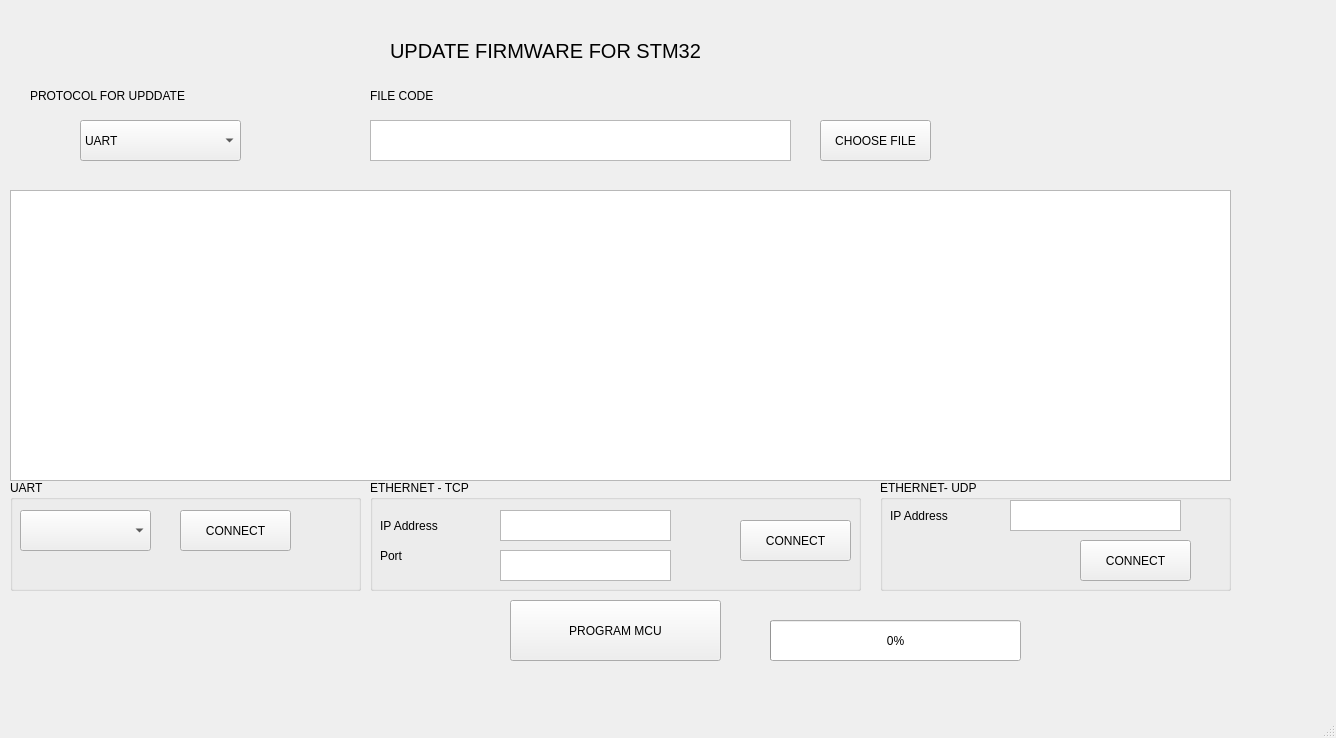
This is App/Update_FW/mainwindow.ui in PhuongWindy/Bootloader_STM32 as Qt 5 draws it before an edit. The edited form follows.
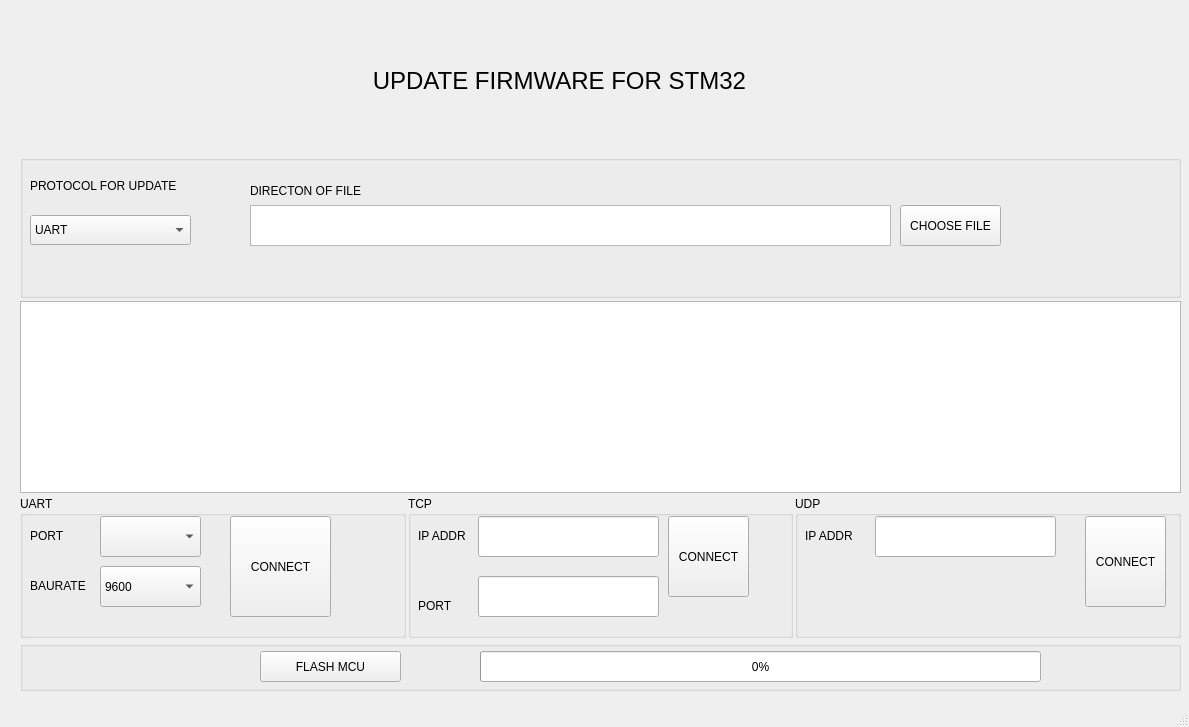
This is the edited form.

Commit message: App update FW UART part

```diff
--- a/App/Update_FW/mainwindow.ui
+++ b/App/Update_FW/mainwindow.ui
@@ -6,57 +6,135 @@
    <rect>
     <x>0</x>
     <y>0</y>
-    <width>1336</width>
-    <height>738</height>
+    <width>1189</width>
+    <height>727</height>
    </rect>
   </property>
+  <property name="sizePolicy">
+   <sizepolicy hsizetype="Fixed" vsizetype="Fixed">
+    <horstretch>0</horstretch>
+    <verstretch>0</verstretch>
+   </sizepolicy>
+  </property>
   <property name="windowTitle">
    <string>MainWindow</string>
   </property>
   <widget class="QWidget" name="centralwidget">
-   <widget class="QLabel" name="label">
+   <property name="sizePolicy">
+    <sizepolicy hsizetype="Fixed" vsizetype="Fixed">
+     <horstretch>0</horstretch>
+     <verstretch>0</verstretch>
+    </sizepolicy>
+   </property>
+   <property name="minimumSize">
+    <size>
+     <width>1189</width>
+     <height>646</height>
+    </size>
+   </property>
+   <widget class="QWidget" name="verticalLayoutWidget">
     <property name="geometry">
      <rect>
-      <x>390</x>
-      <y>20</y>
-      <width>481</width>
-      <height>61</height>
+      <x>20</x>
+      <y>10</y>
+      <width>1161</width>
+      <height>681</height>
      </rect>
+    </property>
+    <layout class="QVBoxLayout" name="verticalLayout_2">
+     <property name="spacing">
+      <number>3</number>
+     </property>
+     <property name="sizeConstraint">
+      <enum>QLayout::SizeConstraint::SetNoConstraint</enum>
+     </property>
+     <item>
+      <widget class="QLabel" name="label_3">
+       <property name="maximumSize">
+        <size>
+         <width>16777215</width>
+         <height>500</height>
+        </size>
     </property>
     <property name="font">
      <font>
-      <pointsize>15</pointsize>
-     </font>
-    </property>
-    <property name="lineWidth">
-     <number>6</number>
-    </property>
+         <pointsize>18</pointsize>
+        </font>
+       </property>
     <property name="text">
-     <string>UPDATE FIRMWARE FOR STM32</string>
-    </property>
-   </widget>
-   <widget class="QLabel" name="label_2">
+        <string>                                                     UPDATE FIRMWARE FOR STM32</string>
+       </property>
+      </widget>
+     </item>
+     <item>
+      <widget class="QGroupBox" name="groupBox_4">
+       <property name="sizePolicy">
+        <sizepolicy hsizetype="Expanding" vsizetype="Preferred">
+         <horstretch>0</horstretch>
+         <verstretch>0</verstretch>
+        </sizepolicy>
+       </property>
+       <property name="title">
+        <string/>
+       </property>
+       <widget class="QLabel" name="label">
     <property name="geometry">
      <rect>
-      <x>30</x>
-      <y>70</y>
+          <x>10</x>
+          <y>10</y>
       <width>211</width>
-      <height>51</height>
-     </rect>
-    </property>
+          <height>41</height>
+         </rect>
+        </property>
+        <property name="sizePolicy">
+         <sizepolicy hsizetype="Minimum" vsizetype="Minimum">
+          <horstretch>0</horstretch>
+          <verstretch>0</verstretch>
+         </sizepolicy>
+        </property>
+        <property name="minimumSize">
+         <size>
+          <width>10</width>
+          <height>10</height>
+         </size>
+        </property>
+        <property name="maximumSize">
+         <size>
+          <width>500</width>
+          <height>50</height>
+         </size>
+        </property>
     <property name="text">
-     <string>PROTOCOL FOR UPDDATE</string>
-    </property>
-   </widget>
-   <widget class="QComboBox" name="boxMethod">
+         <string>PROTOCOL FOR UPDATE</string>
+        </property>
+       </widget>
+       <widget class="QComboBox" name="cBxproto">
     <property name="geometry">
      <rect>
-      <x>80</x>
-      <y>120</y>
+          <x>10</x>
+          <y>60</y>
       <width>161</width>
-      <height>41</height>
-     </rect>
-    </property>
+          <height>30</height>
+         </rect>
+        </property>
+        <property name="sizePolicy">
+         <sizepolicy hsizetype="Minimum" vsizetype="Minimum">
+          <horstretch>0</horstretch>
+          <verstretch>0</verstretch>
+         </sizepolicy>
+        </property>
+        <property name="minimumSize">
+         <size>
+          <width>10</width>
+          <height>10</height>
+         </size>
+        </property>
+        <property name="maximumSize">
+         <size>
+          <width>500</width>
+          <height>30</height>
+         </size>
+        </property>
     <item>
      <property name="text">
       <string>UART</string>
@@ -73,247 +151,428 @@
      </property>
     </item>
    </widget>
+       <widget class="QPlainTextEdit" name="pTdirection">
+        <property name="geometry">
+         <rect>
+          <x>230</x>
+          <y>50</y>
+          <width>641</width>
+          <height>41</height>
+         </rect>
+        </property>
+        <property name="sizePolicy">
+         <sizepolicy hsizetype="Expanding" vsizetype="Expanding">
+          <horstretch>0</horstretch>
+          <verstretch>0</verstretch>
+         </sizepolicy>
+        </property>
+        <property name="maximumSize">
+         <size>
+          <width>166666</width>
+          <height>166666</height>
+         </size>
+        </property>
+       </widget>
+       <widget class="QLabel" name="label_2">
+        <property name="geometry">
+         <rect>
+          <x>230</x>
+          <y>20</y>
+          <width>291</width>
+          <height>31</height>
+         </rect>
+        </property>
+        <property name="sizePolicy">
+         <sizepolicy hsizetype="Minimum" vsizetype="Minimum">
+          <horstretch>0</horstretch>
+          <verstretch>0</verstretch>
+         </sizepolicy>
+        </property>
+        <property name="maximumSize">
+         <size>
+          <width>500</width>
+          <height>100</height>
+         </size>
+        </property>
+        <property name="text">
+         <string>DIRECTON OF FILE</string>
+        </property>
+       </widget>
+       <widget class="QPushButton" name="BttFile">
+        <property name="geometry">
+         <rect>
+          <x>880</x>
+          <y>50</y>
+          <width>101</width>
+          <height>41</height>
+         </rect>
+        </property>
+        <property name="sizePolicy">
+         <sizepolicy hsizetype="Minimum" vsizetype="Minimum">
+          <horstretch>0</horstretch>
+          <verstretch>0</verstretch>
+         </sizepolicy>
+        </property>
+        <property name="maximumSize">
+         <size>
+          <width>166666</width>
+          <height>166666</height>
+         </size>
+        </property>
+        <property name="text">
+         <string>CHOOSE FILE</string>
+        </property>
+       </widget>
+      </widget>
+     </item>
+     <item>
+      <layout class="QVBoxLayout" name="verticalLayout">
+       <item>
+        <widget class="QPlainTextEdit" name="pTdisplay">
+         <property name="sizePolicy">
+          <sizepolicy hsizetype="Preferred" vsizetype="Preferred">
+           <horstretch>0</horstretch>
+           <verstretch>0</verstretch>
+          </sizepolicy>
+         </property>
+        </widget>
+       </item>
+      </layout>
+     </item>
+     <item>
+      <layout class="QHBoxLayout" name="horizontalLayout_2">
+       <property name="spacing">
+        <number>2</number>
+       </property>
+       <item>
    <widget class="QGroupBox" name="groupBox">
-    <property name="geometry">
-     <rect>
-      <x>10</x>
-      <y>480</y>
-      <width>351</width>
-      <height>111</height>
-     </rect>
-    </property>
     <property name="title">
      <string>UART</string>
     </property>
     <widget class="QComboBox" name="cbBoxUART">
      <property name="geometry">
       <rect>
-       <x>10</x>
-       <y>30</y>
-       <width>131</width>
+            <x>80</x>
+            <y>20</y>
+            <width>101</width>
        <height>41</height>
       </rect>
      </property>
-    </widget>
-    <widget class="QPushButton" name="bttCnUART">
+          <property name="sizePolicy">
+           <sizepolicy hsizetype="Expanding" vsizetype="Expanding">
+            <horstretch>0</horstretch>
+            <verstretch>0</verstretch>
+           </sizepolicy>
+          </property>
+         </widget>
+         <widget class="QComboBox" name="cBBaud">
      <property name="geometry">
       <rect>
-       <x>170</x>
-       <y>30</y>
-       <width>111</width>
+            <x>80</x>
+            <y>70</y>
+            <width>101</width>
        <height>41</height>
       </rect>
      </property>
+          <property name="sizePolicy">
+           <sizepolicy hsizetype="Expanding" vsizetype="Expanding">
+            <horstretch>0</horstretch>
+            <verstretch>0</verstretch>
+           </sizepolicy>
+          </property>
+          <item>
      <property name="text">
-      <string>CONNECT</string>
-     </property>
-    </widget>
-   </widget>
-   <widget class="QGroupBox" name="groupBox_2">
-    <property name="geometry">
-     <rect>
-      <x>370</x>
-      <y>480</y>
-      <width>491</width>
-      <height>111</height>
-     </rect>
-    </property>
-    <property name="title">
-     <string>ETHERNET - TCP</string>
-    </property>
-    <widget class="QPushButton" name="bttCnTCP">
-     <property name="geometry">
-      <rect>
-       <x>370</x>
-       <y>40</y>
-       <width>111</width>
-       <height>41</height>
-      </rect>
-     </property>
+            <string>9600</string>
+           </property>
+          </item>
+          <item>
      <property name="text">
-      <string>CONNECT</string>
-     </property>
-    </widget>
-    <widget class="QTextEdit" name="tEIPTCP">
-     <property name="geometry">
-      <rect>
-       <x>130</x>
-       <y>30</y>
-       <width>171</width>
-       <height>31</height>
-      </rect>
-     </property>
+            <string>115200</string>
+           </property>
+          </item>
     </widget>
     <widget class="QLabel" name="label_4">
      <property name="geometry">
       <rect>
        <x>10</x>
        <y>30</y>
-       <width>91</width>
-       <height>31</height>
-      </rect>
-     </property>
+            <width>63</width>
+            <height>20</height>
+           </rect>
+          </property>
+          <property name="sizePolicy">
+           <sizepolicy hsizetype="Expanding" vsizetype="Expanding">
+            <horstretch>0</horstretch>
+            <verstretch>0</verstretch>
+           </sizepolicy>
+          </property>
      <property name="text">
-      <string>IP Address</string>
-     </property>
-    </widget>
-    <widget class="QTextEdit" name="tEPortTCP">
-     <property name="geometry">
-      <rect>
-       <x>130</x>
-       <y>70</y>
-       <width>171</width>
-       <height>31</height>
-      </rect>
+           <string>PORT</string>
      </property>
     </widget>
     <widget class="QLabel" name="label_5">
      <property name="geometry">
       <rect>
        <x>10</x>
-       <y>60</y>
-       <width>91</width>
-       <height>31</height>
-      </rect>
-     </property>
+            <y>80</y>
+            <width>63</width>
+            <height>20</height>
+           </rect>
+          </property>
+          <property name="sizePolicy">
+           <sizepolicy hsizetype="Expanding" vsizetype="Expanding">
+            <horstretch>0</horstretch>
+            <verstretch>0</verstretch>
+           </sizepolicy>
+          </property>
      <property name="text">
-      <string>Port</string>
-     </property>
-    </widget>
-   </widget>
-   <widget class="QGroupBox" name="groupBox_3">
+           <string>BAURATE</string>
+          </property>
+         </widget>
+         <widget class="QPushButton" name="BttUart">
     <property name="geometry">
      <rect>
-      <x>880</x>
-      <y>480</y>
-      <width>351</width>
-      <height>111</height>
-     </rect>
-    </property>
+            <x>210</x>
+            <y>20</y>
+            <width>101</width>
+            <height>101</height>
+           </rect>
+          </property>
+          <property name="sizePolicy">
+           <sizepolicy hsizetype="Expanding" vsizetype="Expanding">
+            <horstretch>0</horstretch>
+            <verstretch>0</verstretch>
+           </sizepolicy>
+          </property>
+          <property name="styleSheet">
+           <string notr="true"/>
+          </property>
+          <property name="text">
+           <string>CONNECT</string>
+          </property>
+         </widget>
+        </widget>
+       </item>
+       <item>
+        <widget class="QGroupBox" name="groupBox_2">
     <property name="title">
-     <string>ETHERNET- UDP</string>
+          <string>TCP</string>
     </property>
     <widget class="QLabel" name="label_6">
      <property name="geometry">
       <rect>
        <x>10</x>
-       <y>20</y>
-       <width>91</width>
-       <height>31</height>
-      </rect>
-     </property>
+            <y>30</y>
+            <width>63</width>
+            <height>20</height>
+           </rect>
+          </property>
+          <property name="sizePolicy">
+           <sizepolicy hsizetype="Expanding" vsizetype="Expanding">
+            <horstretch>0</horstretch>
+            <verstretch>0</verstretch>
+           </sizepolicy>
+          </property>
      <property name="text">
-      <string>IP Address</string>
-     </property>
-    </widget>
-    <widget class="QTextEdit" name="tEIPUDP">
+           <string>IP ADDR</string>
+          </property>
+         </widget>
+         <widget class="QLabel" name="label_7">
      <property name="geometry">
       <rect>
-       <x>130</x>
-       <y>20</y>
-       <width>171</width>
-       <height>31</height>
-      </rect>
-     </property>
-    </widget>
-    <widget class="QPushButton" name="bttCnUDP">
+            <x>10</x>
+            <y>100</y>
+            <width>63</width>
+            <height>20</height>
+           </rect>
+          </property>
+          <property name="sizePolicy">
+           <sizepolicy hsizetype="Expanding" vsizetype="Expanding">
+            <horstretch>0</horstretch>
+            <verstretch>0</verstretch>
+           </sizepolicy>
+          </property>
+          <property name="text">
+           <string>PORT</string>
+          </property>
+         </widget>
+         <widget class="QPushButton" name="BttTcp">
      <property name="geometry">
       <rect>
-       <x>200</x>
-       <y>60</y>
-       <width>111</width>
-       <height>41</height>
-      </rect>
-     </property>
+            <x>260</x>
+            <y>20</y>
+            <width>81</width>
+            <height>81</height>
+           </rect>
+          </property>
+          <property name="sizePolicy">
+           <sizepolicy hsizetype="Expanding" vsizetype="Expanding">
+            <horstretch>0</horstretch>
+            <verstretch>0</verstretch>
+           </sizepolicy>
+          </property>
      <property name="text">
       <string>CONNECT</string>
      </property>
     </widget>
-   </widget>
-   <widget class="QLabel" name="label_3">
+         <widget class="QLineEdit" name="LIpTcp">
+          <property name="geometry">
+           <rect>
+            <x>70</x>
+            <y>20</y>
+            <width>181</width>
+            <height>41</height>
+           </rect>
+          </property>
+          <property name="sizePolicy">
+           <sizepolicy hsizetype="Expanding" vsizetype="Expanding">
+            <horstretch>0</horstretch>
+            <verstretch>0</verstretch>
+           </sizepolicy>
+          </property>
+         </widget>
+         <widget class="QLineEdit" name="lPortTcp">
     <property name="geometry">
      <rect>
-      <x>370</x>
+            <x>70</x>
       <y>80</y>
-      <width>111</width>
+            <width>181</width>
+            <height>41</height>
+           </rect>
+          </property>
+          <property name="sizePolicy">
+           <sizepolicy hsizetype="Expanding" vsizetype="Expanding">
+            <horstretch>0</horstretch>
+            <verstretch>0</verstretch>
+           </sizepolicy>
+          </property>
+         </widget>
+        </widget>
+       </item>
+       <item>
+        <widget class="QGroupBox" name="groupBox_3">
+         <property name="title">
+          <string>UDP</string>
+         </property>
+         <widget class="QLabel" name="label_10">
+          <property name="geometry">
+           <rect>
+            <x>10</x>
+            <y>30</y>
+            <width>63</width>
+            <height>20</height>
+           </rect>
+          </property>
+          <property name="sizePolicy">
+           <sizepolicy hsizetype="Expanding" vsizetype="Expanding">
+            <horstretch>0</horstretch>
+            <verstretch>0</verstretch>
+           </sizepolicy>
+          </property>
+          <property name="text">
+           <string>IP ADDR</string>
+          </property>
+         </widget>
+         <widget class="QPushButton" name="BttUdp">
+          <property name="geometry">
+           <rect>
+            <x>290</x>
+            <y>20</y>
+            <width>81</width>
+            <height>91</height>
+           </rect>
+          </property>
+          <property name="sizePolicy">
+           <sizepolicy hsizetype="Expanding" vsizetype="Expanding">
+            <horstretch>0</horstretch>
+            <verstretch>0</verstretch>
+           </sizepolicy>
+          </property>
+          <property name="text">
+           <string>CONNECT</string>
+          </property>
+         </widget>
+         <widget class="QLineEdit" name="LIpUDP">
+          <property name="geometry">
+           <rect>
+            <x>80</x>
+            <y>20</y>
+            <width>181</width>
+            <height>41</height>
+           </rect>
+          </property>
+          <property name="sizePolicy">
+           <sizepolicy hsizetype="Expanding" vsizetype="Expanding">
+            <horstretch>0</horstretch>
+            <verstretch>0</verstretch>
+           </sizepolicy>
+          </property>
+         </widget>
+        </widget>
+       </item>
+      </layout>
+     </item>
+     <item>
+      <widget class="QGroupBox" name="groupBox_5">
+       <property name="sizePolicy">
+        <sizepolicy hsizetype="Minimum" vsizetype="Minimum">
+         <horstretch>0</horstretch>
+         <verstretch>0</verstretch>
+        </sizepolicy>
+       </property>
+       <property name="maximumSize">
+        <size>
+         <width>16777215</width>
+         <height>50</height>
+        </size>
+       </property>
+       <property name="title">
+        <string/>
+       </property>
+       <widget class="QPushButton" name="BttFlash">
+        <property name="geometry">
+         <rect>
+          <x>240</x>
+          <y>10</y>
+          <width>141</width>
       <height>31</height>
      </rect>
     </property>
-    <property name="text">
-     <string>FILE CODE</string>
-    </property>
-   </widget>
-   <widget class="QPlainTextEdit" name="plTextFile">
-    <property name="geometry">
-     <rect>
-      <x>370</x>
-      <y>120</y>
-      <width>421</width>
-      <height>41</height>
-     </rect>
-    </property>
-   </widget>
-   <widget class="QPushButton" name="bttFile">
-    <property name="geometry">
-     <rect>
-      <x>820</x>
-      <y>120</y>
-      <width>111</width>
-      <height>41</height>
-     </rect>
-    </property>
+        <property name="sizePolicy">
+         <sizepolicy hsizetype="Preferred" vsizetype="Preferred">
+          <horstretch>0</horstretch>
+          <verstretch>0</verstretch>
+         </sizepolicy>
+        </property>
     <property name="text">
-     <string>CHOOSE FILE</string>
-    </property>
-   </widget>
-   <widget class="QPushButton" name="pushButton_2">
-    <property name="geometry">
-     <rect>
-      <x>510</x>
-      <y>600</y>
-      <width>211</width>
-      <height>61</height>
-     </rect>
-    </property>
-    <property name="text">
-     <string>PROGRAM MCU</string>
+         <string>FLASH MCU</string>
     </property>
    </widget>
    <widget class="QProgressBar" name="progressBar">
     <property name="geometry">
      <rect>
-      <x>770</x>
-      <y>620</y>
-      <width>251</width>
-      <height>41</height>
-     </rect>
-    </property>
+          <x>460</x>
+          <y>10</y>
+          <width>561</width>
+          <height>31</height>
+         </rect>
+        </property>
+        <property name="sizePolicy">
+         <sizepolicy hsizetype="Preferred" vsizetype="Preferred">
+          <horstretch>0</horstretch>
+          <verstretch>0</verstretch>
+         </sizepolicy>
+        </property>
     <property name="value">
      <number>0</number>
     </property>
    </widget>
-   <widget class="QPlainTextEdit" name="plTextCode">
-    <property name="geometry">
-     <rect>
-      <x>10</x>
-      <y>190</y>
-      <width>1221</width>
-      <height>291</height>
-     </rect>
-    </property>
-   </widget>
-  </widget>
-  <widget class="QStatusBar" name="statusbar"/>
-  <widget class="QMenuBar" name="menubar">
-   <property name="geometry">
-    <rect>
-     <x>0</x>
-     <y>0</y>
-     <width>1336</width>
-     <height>26</height>
-    </rect>
-   </property>
+      </widget>
+     </item>
+    </layout>
+   </widget>
   </widget>
+  <widget class="QStatusBar" name="statusBar"/>
  </widget>
  <resources/>
  <connections/>
```
Left out of the diff: 2 changed lines with no effect on the pictures. Lines whose indentation alone changed are shown as unchanged. The commit also changes 3 other files.
